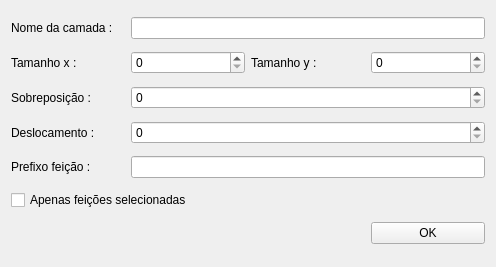
Qt form sap/uis/generatesWorkUnit.ui (dsgoficial/SAP_Gerente) before a commit.
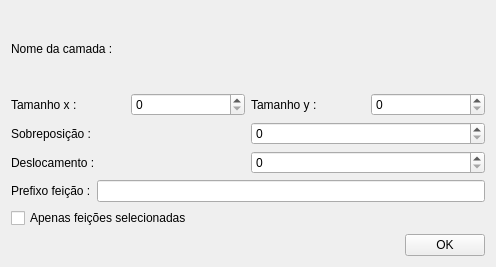
The same form after that commit.

```diff
--- a/sap/uis/generatesWorkUnit.ui
+++ b/sap/uis/generatesWorkUnit.ui
@@ -15,89 +15,125 @@
   </property>
   <layout class="QGridLayout" name="gridLayout">
    <item row="0" column="0">
+    <layout class="QHBoxLayout" name="mapLayerLayout">
+     <item>
     <widget class="QLabel" name="label">
      <property name="text">
       <string>Nome da camada :</string>
      </property>
     </widget>
    </item>
-   <item row="0" column="1" colspan="3">
-    <widget class="QLineEdit" name="layerNameLe"/>
+    </layout>
    </item>
    <item row="1" column="0">
+    <layout class="QHBoxLayout" name="horizontalLayout_2">
+     <item>
     <widget class="QLabel" name="label_2">
      <property name="text">
       <string>Tamanho x :</string>
      </property>
     </widget>
    </item>
-   <item row="1" column="1">
+     <item>
     <widget class="QSpinBox" name="xSizeLe">
      <property name="maximum">
       <number>999999999</number>
      </property>
     </widget>
    </item>
-   <item row="1" column="2">
+     <item>
     <widget class="QLabel" name="label_4">
      <property name="text">
       <string>Tamanho y :</string>
      </property>
     </widget>
    </item>
-   <item row="1" column="3">
+     <item>
     <widget class="QSpinBox" name="ySizeLe">
      <property name="maximum">
       <number>999999999</number>
      </property>
     </widget>
    </item>
+    </layout>
+   </item>
    <item row="2" column="0">
+    <layout class="QHBoxLayout" name="horizontalLayout_3">
+     <item>
     <widget class="QLabel" name="label_3">
      <property name="text">
       <string>Sobreposição :</string>
      </property>
     </widget>
    </item>
-   <item row="2" column="1" colspan="3">
+     <item>
     <widget class="QSpinBox" name="overlapLe">
      <property name="maximum">
       <number>999999999</number>
      </property>
     </widget>
    </item>
+    </layout>
+   </item>
    <item row="3" column="0">
+    <layout class="QHBoxLayout" name="horizontalLayout_4">
+     <item>
     <widget class="QLabel" name="label_5">
      <property name="text">
       <string>Deslocamento :</string>
      </property>
     </widget>
    </item>
-   <item row="3" column="1" colspan="3">
+     <item>
     <widget class="QSpinBox" name="deplaceLe">
      <property name="maximum">
       <number>999999999</number>
      </property>
     </widget>
    </item>
+    </layout>
+   </item>
    <item row="4" column="0">
+    <layout class="QHBoxLayout" name="horizontalLayout_5">
+     <item>
     <widget class="QLabel" name="label_6">
      <property name="text">
       <string>Prefixo feição :</string>
      </property>
     </widget>
    </item>
-   <item row="4" column="1" colspan="3">
+     <item>
     <widget class="QLineEdit" name="prefixFeatureLe"/>
    </item>
-   <item row="5" column="0" colspan="2">
+    </layout>
+   </item>
+   <item row="5" column="0">
+    <layout class="QHBoxLayout" name="horizontalLayout_7">
+     <item>
     <widget class="QCheckBox" name="onlySelectedCkb">
      <property name="text">
       <string>Apenas feições selecionadas</string>
      </property>
     </widget>
    </item>
-   <item row="6" column="0" colspan="3">
+     <item>
+      <spacer name="horizontalSpacer_2">
+       <property name="orientation">
+        <enum>Qt::Horizontal</enum>
+       </property>
+       <property name="sizeHint" stdset="0">
+        <size>
+         <width>40</width>
+         <height>20</height>
+        </size>
+       </property>
+      </spacer>
+     </item>
+    </layout>
+   </item>
+   <item row="6" column="0">
+    <layout class="QHBoxLayout" name="horizontalLayout_6">
+     <item>
     <spacer name="horizontalSpacer">
      <property name="orientation">
       <enum>Qt::Horizontal</enum>
@@ -110,12 +146,14 @@
      </property>
     </spacer>
    </item>
-   <item row="6" column="3">
+     <item>
     <widget class="QPushButton" name="okBtn">
      <property name="text">
       <string>OK</string>
      </property>
     </widget>
+     </item>
+    </layout>
    </item>
   </layout>
  </widget>
```
Lines whose indentation alone changed are shown as unchanged.
